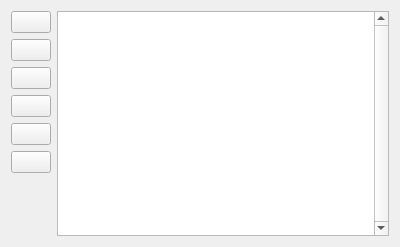
First picture: the form in src/gui/properties/properties_widget.ui, repository albin-johansson/tactile, before the edit.
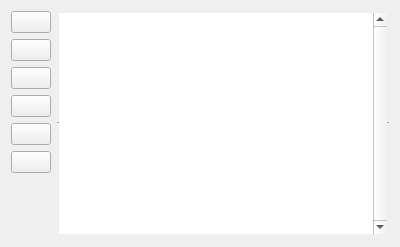
Second picture: the form after the edit. Icons and pictures are not drawn.

Commit message: Overhaul property tree item

```diff
--- a/src/gui/properties/properties_widget.ui
+++ b/src/gui/properties/properties_widget.ui
@@ -13,7 +13,7 @@
   <layout class="QVBoxLayout" name="verticalLayout">
    <item>
     <layout class="QGridLayout" name="gridLayout">
-     <item row="0" column="0">
+     <item row="1" column="0">
       <layout class="QVBoxLayout" name="leftButtonsLayout">
        <item>
         <widget class="QPushButton" name="addButton">
@@ -114,73 +114,40 @@
        </item>
       </layout>
      </item>
-     <item row="0" column="1">
-      <widget class="QTreeWidget" name="treeWidget">
+     <item row="1" column="1">
+      <widget class="QTreeWidget" name="tree">
        <property name="contextMenuPolicy">
         <enum>Qt::CustomContextMenu</enum>
        </property>
+       <property name="frameShape">
+        <enum>QFrame::HLine</enum>
+       </property>
        <property name="frameShadow">
-        <enum>QFrame::Plain</enum>
-       </property>
-       <property name="lineWidth">
-        <number>0</number>
-       </property>
-       <property name="midLineWidth">
-        <number>1</number>
+        <enum>QFrame::Sunken</enum>
        </property>
        <property name="verticalScrollBarPolicy">
         <enum>Qt::ScrollBarAlwaysOn</enum>
        </property>
-       <property name="horizontalScrollBarPolicy">
-        <enum>Qt::ScrollBarAsNeeded</enum>
-       </property>
-       <property name="tabKeyNavigation">
-        <bool>true</bool>
-       </property>
        <property name="alternatingRowColors">
         <bool>true</bool>
        </property>
-       <property name="selectionBehavior">
-        <enum>QAbstractItemView::SelectRows</enum>
-       </property>
        <property name="rootIsDecorated">
         <bool>false</bool>
        </property>
        <property name="uniformRowHeights">
         <bool>true</bool>
        </property>
-       <property name="animated">
-        <bool>false</bool>
-       </property>
        <property name="headerHidden">
         <bool>true</bool>
        </property>
-       <property name="columnCount">
-        <number>2</number>
-       </property>
-       <attribute name="headerVisible">
-        <bool>false</bool>
-       </attribute>
-       <attribute name="headerMinimumSectionSize">
-        <number>55</number>
-       </attribute>
-       <attribute name="headerDefaultSectionSize">
-        <number>100</number>
-       </attribute>
-       <attribute name="headerHighlightSections">
-        <bool>false</bool>
-       </attribute>
        <column>
         <property name="text">
-         <string> Property</string>
-        </property>
-        <property name="textAlignment">
-         <set>AlignLeading|AlignTop</set>
+         <string>Property</string>
         </property>
        </column>
        <column>
         <property name="text">
-         <string> Value</string>
+         <string>Value</string>
         </property>
        </column>
       </widget>
```
The commit also changes 6 other files.
